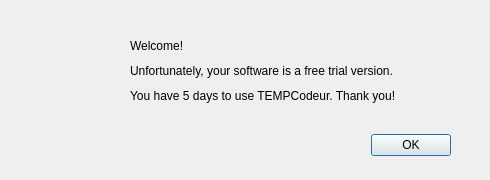
Qt form ui/introex5_window.ui (zvsuarez/sonde) before a commit.
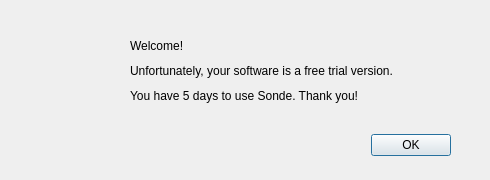
The same form after that commit. Icons and pictures are not drawn.

Diff of the .ui file:
```diff
--- a/ui/introex5_window.ui
+++ b/ui/introex5_window.ui
@@ -83,7 +83,7 @@
     </font>
    </property>
    <property name="text">
-    <string>You have 5 days to use TEMPCodeur. Thank you!</string>
+    <string>You have 5 days to use Sonde. Thank you!</string>
    </property>
   </widget>
   <widget class="QLabel" name="label_4">
```
Left out of the diff: 4 changed lines with no effect on the pictures.
